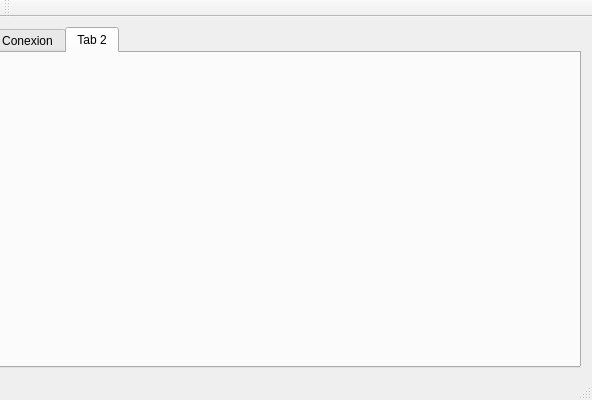
Above: mainwindow.ui from Nsm/lares before the change. Below: the same form after it.
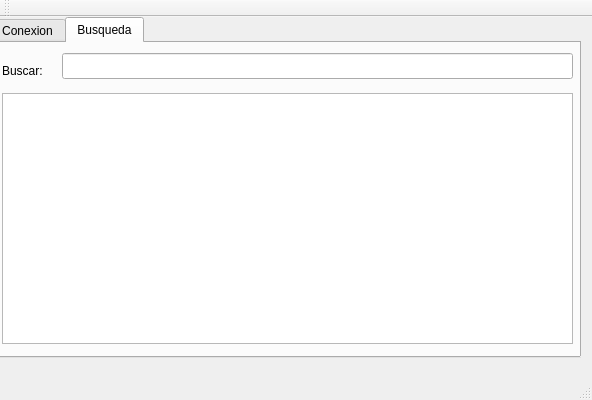
That is the form after the change. The open tabs and pages were chosen to show the change.

Commit message: Se comienza a desarrollar la busqueda de archivos

Diff of the .ui file:
```diff
--- a/mainwindow.ui
+++ b/mainwindow.ui
@@ -18,7 +18,7 @@
     <property name="geometry">
      <rect>
       <x>-10</x>
-      <y>10</y>
+      <y>0</y>
       <width>591</width>
       <height>341</height>
      </rect>
@@ -69,8 +69,41 @@
     </widget>
     <widget class="QWidget" name="tab_2">
      <attribute name="title">
-      <string>Tab 2</string>
+      <string>Busqueda</string>
      </attribute>
+     <widget class="QLabel" name="label">
+      <property name="geometry">
+       <rect>
+        <x>10</x>
+        <y>20</y>
+        <width>57</width>
+        <height>16</height>
+       </rect>
+      </property>
+      <property name="text">
+       <string>Buscar:</string>
+      </property>
+     </widget>
+     <widget class="QLineEdit" name="leSearch">
+      <property name="geometry">
+       <rect>
+        <x>70</x>
+        <y>10</y>
+        <width>511</width>
+        <height>26</height>
+       </rect>
+      </property>
+     </widget>
+     <widget class="QListWidget" name="lwSearchResult">
+      <property name="geometry">
+       <rect>
+        <x>10</x>
+        <y>50</y>
+        <width>571</width>
+        <height>251</height>
+       </rect>
+      </property>
+     </widget>
     </widget>
    </widget>
   </widget>
```
Left out of the diff: 31 changed lines with no effect on the pictures. The commit also changes 13 other files.
